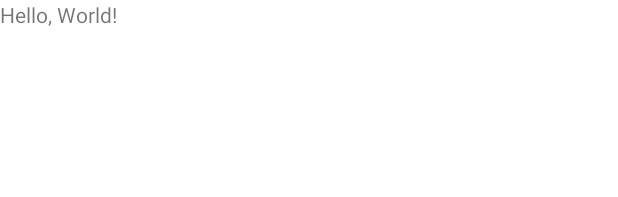
After one commit to ClementAdd/Wyther, an Android app: the layout widget.xml on its own in the app's theme, with its tools: preview values and no code run, on a phone screen of 412 x 824 dp. The commit adds this screen. Shown: the top 197 px of the screen. Run offline under Robolectric (Android 15) with nearby library versions, the phone set to English and light mode, and no system bars.

Commit message:
Add widget

```diff
--- /dev/null
+++ b/app/src/main/res/layout/widget.xml
@@ -0,0 +1,18 @@
+<?xml version="1.0" encoding="utf-8"?>
+<androidx.constraintlayout.widget.ConstraintLayout xmlns:android="http://schemas.android.com/apk/res/android"
+    android:layout_width="match_parent"
+    android:layout_height="match_parent">
+    <LinearLayout xmlns:android="http://schemas.android.com/apk/res/android"
+        android:layout_width="match_parent"
+        android:layout_height="match_parent"
+        android:orientation="horizontal">
+
+        <TextView
+            android:id="@+id/text_view"
+            android:layout_width="wrap_content"
+            android:layout_height="wrap_content"
+            android:text="Hello, World!" />
+
+    </LinearLayout>
+
+</androidx.constraintlayout.widget.ConstraintLayout>
--- a/build.gradle
+++ b/build.gradle
@@ -1,5 +1,5 @@
 // Top-level build file where you can add configuration options common to all sub-projects/modules.
 plugins {
-    id 'com.android.application' version '7.3.0' apply false
-    id 'com.android.library' version '7.3.0' apply false
+    id 'com.android.application' version '7.3.1' apply false
+    id 'com.android.library' version '7.3.1' apply false
 }
```
Also changed, not shown: app/src/main/AndroidManifest.xml (+11 -0 lines), app/src/main/java/com/example/wyther/MainActivity.java (+9 -0 lines), app/src/main/java/com/example/wyther/WeatherAppWidgetProvider.java (added, +14 -0 lines), app/src/main/res/xml/widget.xml (added, +11 -0 lines).
